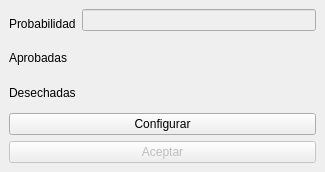
This is ventanainspectores.ui in DavidCrgh/Tarea_Programa_Estructuras_1 as Qt 5 draws it before an edit. The edited form follows.
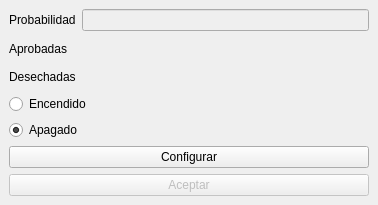
This is the edited form. Icons and pictures are not drawn.

Patch:
```diff
--- a/ventanainspectores.ui
+++ b/ventanainspectores.ui
@@ -6,10 +6,22 @@
    <rect>
     <x>0</x>
     <y>0</y>
-    <width>325</width>
-    <height>172</height>
+    <width>378</width>
+    <height>205</height>
    </rect>
   </property>
+  <property name="minimumSize">
+   <size>
+    <width>378</width>
+    <height>205</height>
+   </size>
+  </property>
+  <property name="maximumSize">
+   <size>
+    <width>378</width>
+    <height>205</height>
+   </size>
+  </property>
   <property name="windowTitle">
    <string>Inspectores</string>
   </property>
@@ -98,6 +110,23 @@
       </item>
       <item>
        <layout class="QVBoxLayout" name="verticalLayout">
+        <item>
+         <widget class="QRadioButton" name="radioButton">
+          <property name="text">
+           <string>Encendido</string>
+          </property>
+         </widget>
+        </item>
+        <item>
+         <widget class="QRadioButton" name="radioButton_2">
+          <property name="text">
+           <string>Apagado</string>
+          </property>
+          <property name="checked">
+           <bool>true</bool>
+          </property>
+         </widget>
+        </item>
         <item>
          <widget class="QPushButton" name="configurar">
           <property name="text">
```
